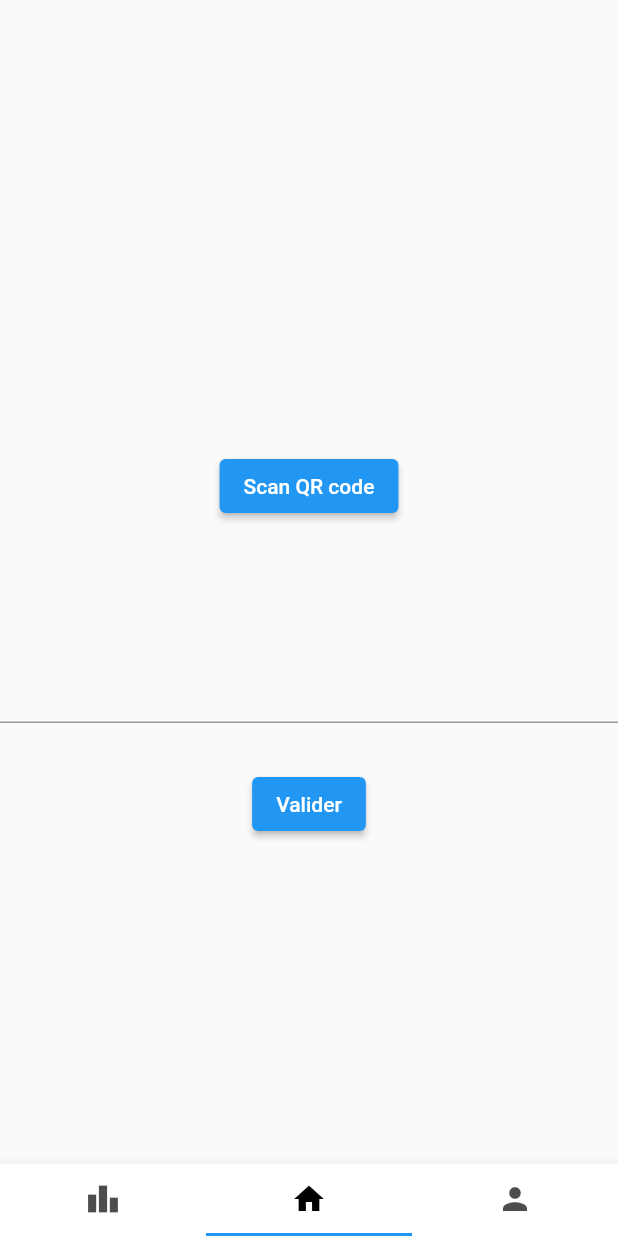
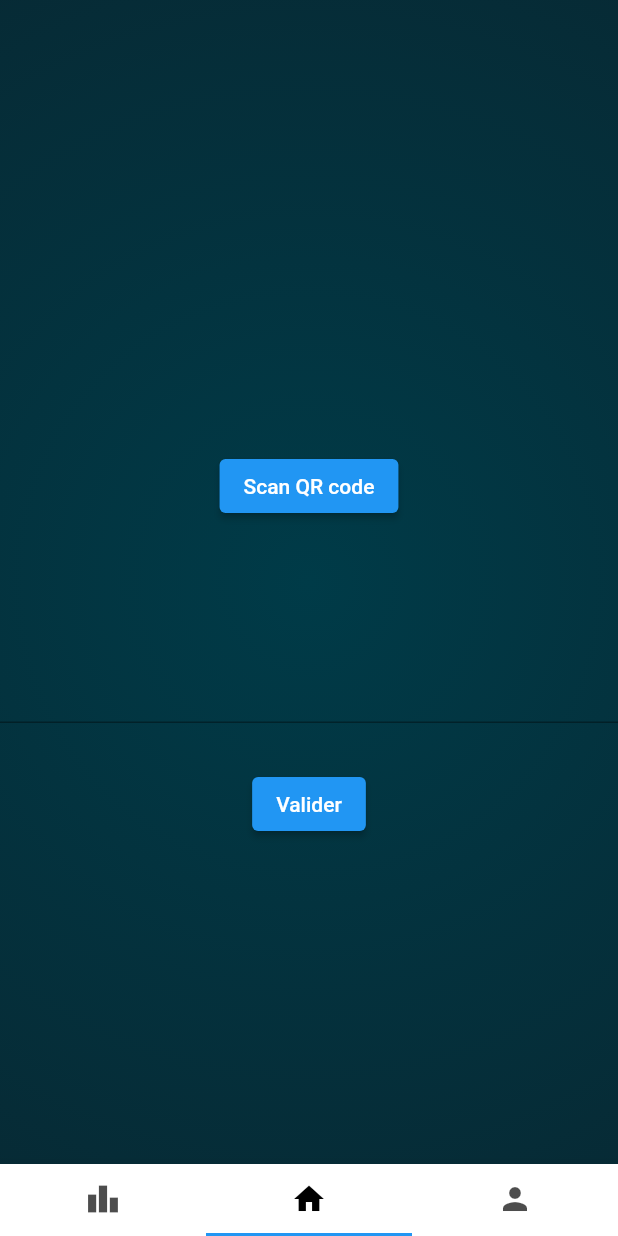
Before and after one commit to CapucineFortin/ProloApp, a Flutter app: the screen it shows after launch, on a phone screen of 412 x 824 dp. Run offline on Flutter 3.47's test engine with Material 2 defaults, Android fonts, the phone set to English and light mode, and no system bars; missing offline and left inert: qr_code_scanner.

Commit message:
feature: background + mini fancy design

```diff
--- a/front/lib/Home/view/home.dart
+++ b/front/lib/Home/view/home.dart
@@ -12,7 +12,15 @@ class HomeWidget extends StatelessWidget {
 
   @override
   Widget build(BuildContext context){
-    return Column(children: [
+    return Container (
+        decoration: const BoxDecoration(
+        gradient: RadialGradient(
+        colors: [Color(0xff003b48), Color(0xff09242e),],
+    center: Alignment.center,
+    radius: 1.5,
+    ),
+    ),
+      child: Column(children: [
       const SizedBox(width: 500, height: 300),
       ElevatedButton(
           onPressed: () {
@@ -44,6 +52,7 @@ class HomeWidget extends StatelessWidget {
         },
         child: const Text("Valider"),
       ),
-    ]);
+    ])
+    );
   }
 }
```
Also changed, not shown: front/lib/Leaderboard/view/leaderboard.dart (+10 -1 lines), front/lib/User/view/userWidget.dart (+13 -4 lines), front/lib/User/view/users.dart (+12 -3 lines).
